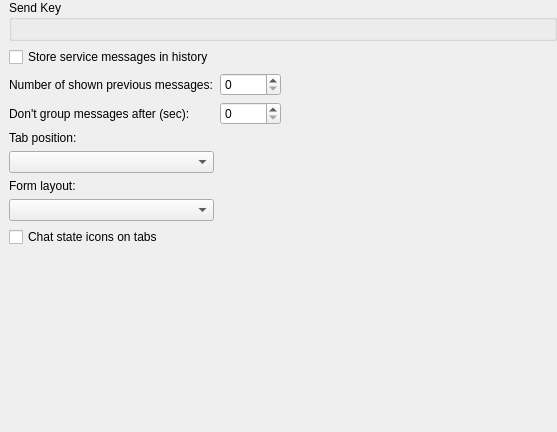
Above: src/corelayers/adiumchat/tabbedchatform/settings/tabbedchatbehavior.ui from euroelessar/qutim before the change. Below: the same form after it.
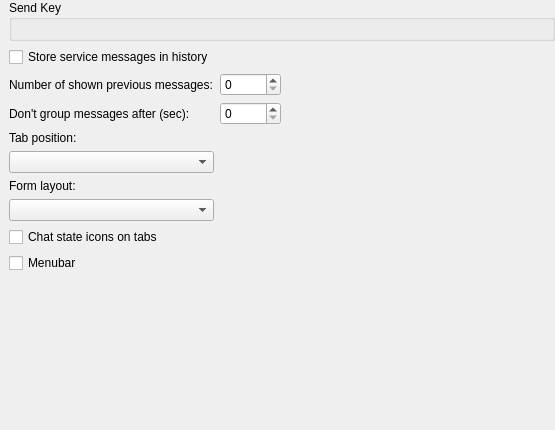
That is the form after the change.

Commit message: Added global menu to chat window.

Patch:
```diff
--- a/src/corelayers/adiumchat/tabbedchatform/settings/tabbedchatbehavior.ui
+++ b/src/corelayers/adiumchat/tabbedchatform/settings/tabbedchatbehavior.ui
@@ -6,8 +6,8 @@
    <rect>
     <x>0</x>
     <y>0</y>
-    <width>557</width>
-    <height>432</height>
+    <width>555</width>
+    <height>430</height>
    </rect>
   </property>
   <property name="windowTitle">
@@ -64,7 +64,7 @@
      </property>
     </widget>
    </item>
-   <item row="9" column="0">
+   <item row="10" column="0">
     <spacer name="verticalSpacer">
      <property name="orientation">
       <enum>Qt::Vertical</enum>
@@ -140,6 +140,13 @@
      </property>
     </widget>
    </item>
+   <item row="9" column="0">
+    <widget class="QCheckBox" name="menuBox">
+     <property name="text">
+      <string>Menubar</string>
+     </property>
+    </widget>
+   </item>
   </layout>
  </widget>
  <resources/>
```
The commit also changes 19 other files.
